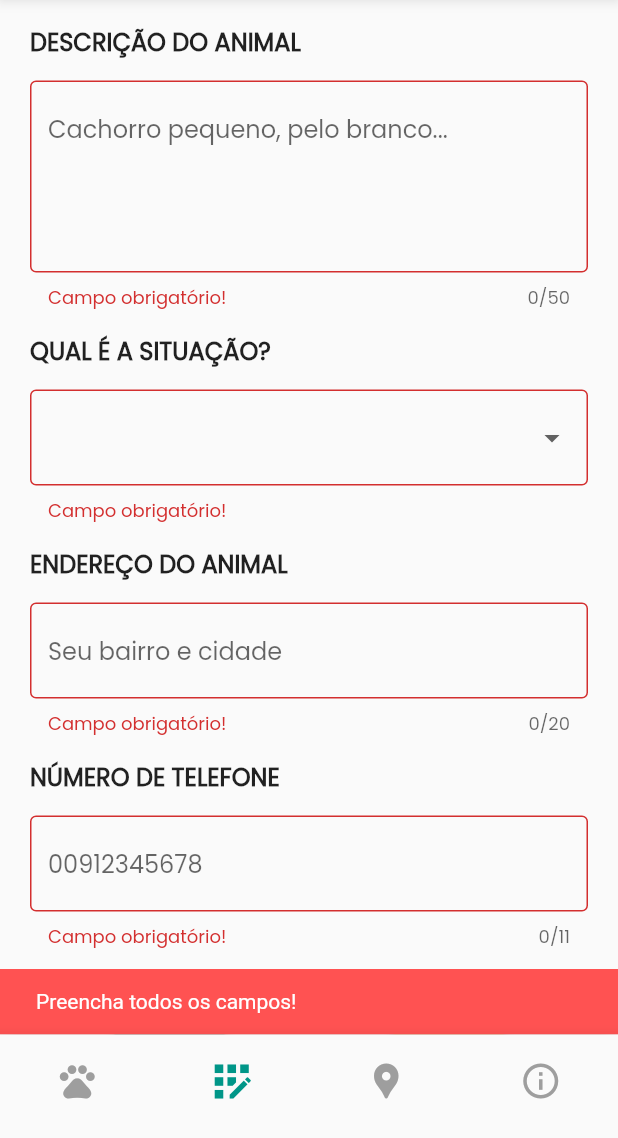
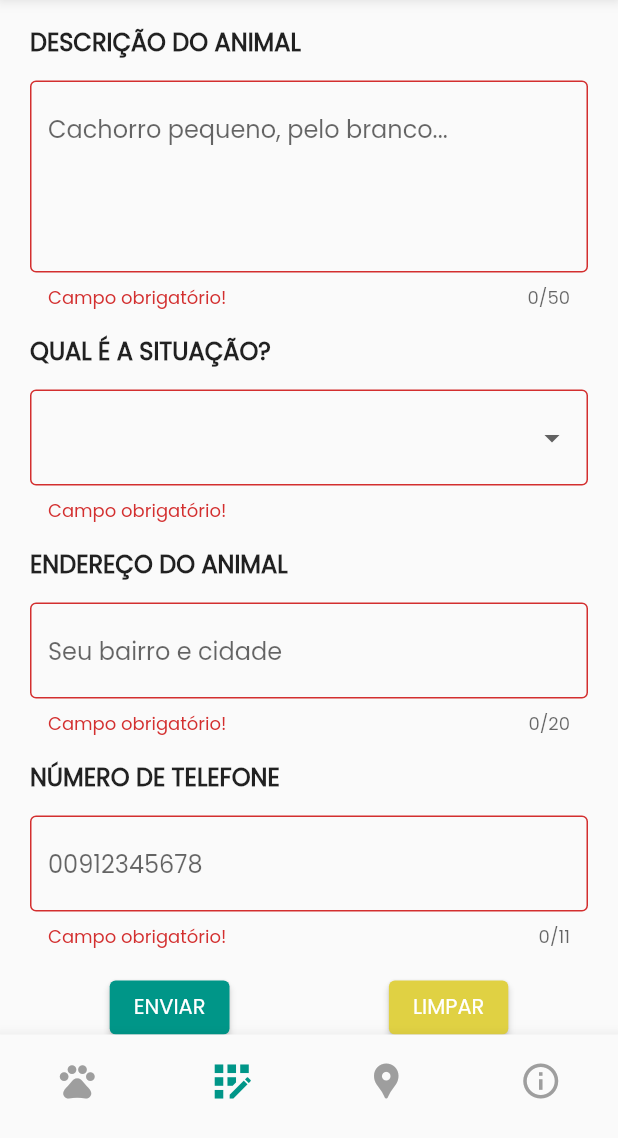
Before and after one commit to KalifyInc/flutter-findyourpet, a Flutter app: the screen it shows after launch, item 2 of the bottom bar chosen, scrolled down 284 dp, after a tap on "ENVIAR", on a phone screen of 412 x 824 dp, the part 98-1236 px from its top. Run offline on Flutter 3.47's test engine with Material 2 defaults, Android fonts, the phone set to English and light mode, and no system bars; our stand-ins replace firebase_core, firebase_storage, get, image_picker; missing offline and left inert: form_builder_image_picker, syncfusion_flutter_maps; accounts and stored records are empty.

Commit message:
refactor: update form page

```diff
--- a/lib/app/view/components/form_component.dart
+++ b/lib/app/view/components/form_component.dart
@@ -3,6 +3,7 @@ import 'package:flutter/material.dart';
 import 'package:form_builder_image_picker/form_builder_image_picker.dart';
 import 'package:FindYourPet/app/controller/register_controller.dart';
 import 'package:FindYourPet/app/view/components/subtitle.dart';
+import 'package:get/get.dart';
 
 class FormComponent extends StatefulWidget {
   const FormComponent({super.key});
@@ -12,7 +13,7 @@ class FormComponent extends StatefulWidget {
 }
 
 class _FormComponentState extends State<FormComponent> {
-  final controller = RegisterController();
+  final controller = Get.put(RegisterController());
   String? dropdownValue;
 
   static const List<String> listItems = <String>[
@@ -21,17 +22,6 @@ class _FormComponentState extends State<FormComponent> {
     'Adoação'
   ];
 
-  final snackBarError = const SnackBar(
-    content: Text('Preencha todos os campos!'),
-    backgroundColor: Colors.redAccent,
-    duration: Duration(seconds: 3),
-  );
-
-  final snackBarSendData = const SnackBar(
-    content: Text('Formulário enviado!'),
-    backgroundColor: Colors.greenAccent,
-    duration: Duration(seconds: 3),
-  );
   @override
   void dispose() {
     // Clean up the controller when the widget is disposed.
@@ -54,14 +44,13 @@ class _FormComponentState extends State<FormComponent> {
           FormBuilderImagePicker(
             name: 'photos',
             placeholderWidget: const Card(child: Icon(Icons.photo_library)),
-            fit: BoxFit.cover,
+            fit: BoxFit.fitHeight,
             maxImages: 1,
             validator: (value) => controller.validateInput(value),
             onSaved: (newValue) => controller.image = newValue,
             decoration: const InputDecoration(border: InputBorder.none),
             transformImageWidget: (context, displayImage) => Card(
-              // shape: const CircleBorder(),
-              // clipBehavior: Clip.antiAlias,
+              clipBehavior: Clip.antiAlias,
               child: SizedBox.expand(
                 child: displayImage,
               ),
@@ -88,11 +77,9 @@ class _FormComponentState extends State<FormComponent> {
           const SubTitle(title: 'QUAL É A SITUAÇÃO?'),
           const SizedBox(height: 14),
           DropdownButtonFormField<String>(
-            // key: controller.formKey,
             isExpanded: true,
             icon: const Icon(Icons.arrow_drop_down),
             decoration: const InputDecoration(border: OutlineInputBorder()),
-            // value: dropdownValue,
             validator: (value) => controller.validateInput(value),
             onChanged: (String? value) {
               // This is called when the user selects an item.
@@ -138,12 +125,6 @@ class _FormComponentState extends State<FormComponent> {
 
                     // If the form is valid,save the information in a database.
                     controller.submitForm();
-                    // display a snackbar.
-                    ScaffoldMessenger.of(context)
-                        .showSnackBar(snackBarSendData);
-                    controller.clearForm();
-                  } else {
-                    ScaffoldMessenger.of(context).showSnackBar(snackBarError);
                   }
                 },
                 child: const Text('ENVIAR'),
```
